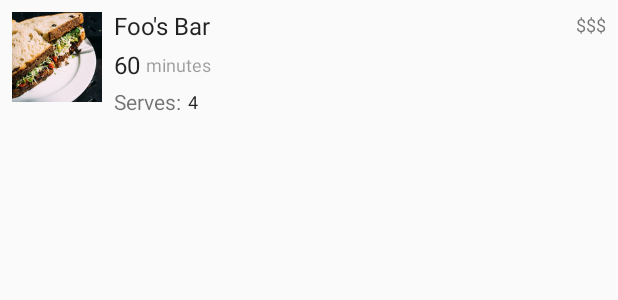
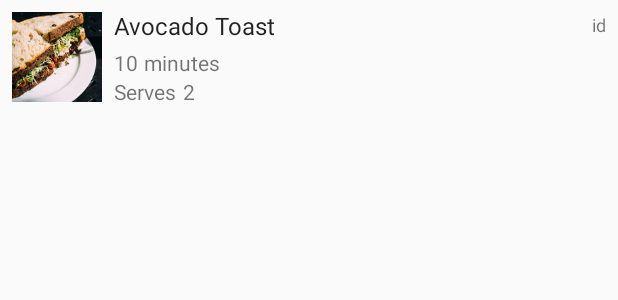
Before and after one commit to paulentine/LookMaCapstone, an Android app: the layout item_recipe.xml on its own in the app's theme, with its tools: preview values and no code run, on a phone screen of 412 x 824 dp. Shown: the top 300 px of the screen. Run offline under Robolectric (Android 15) with nearby library versions, the phone set to English and light mode, and no system bars.

Commit message:
Better Layouts

```diff
--- a/app/src/main/res/layout/activity_main.xml
+++ b/app/src/main/res/layout/activity_main.xml
@@ -155,6 +155,8 @@
         android:id="@+id/button_add_recipe"
         android:layout_width="wrap_content"
         android:layout_height="wrap_content"
+        android:layout_alignParentRight="true"
+        android:layout_alignParentBottom="true"
         android:clickable="true"
         android:src="@android:drawable/ic_input_add" />
 
--- a/app/src/main/res/layout/item_recipe.xml
+++ b/app/src/main/res/layout/item_recipe.xml
@@ -6,19 +6,6 @@
     android:background="?attr/selectableItemBackground"
     android:orientation="vertical"
     android:padding="8dp">
-
-    <TextView
-        android:id="@+id/recipe_item_helpertext_mins"
-        style="@style/AppTheme.Caption"
-        android:layout_width="wrap_content"
-        android:layout_height="wrap_content"
-        android:layout_alignTop="@+id/recipe_item_ready_in_mins"
-        android:layout_alignBottom="@+id/recipe_item_ready_in_mins"
-        android:layout_marginLeft="4dp"
-        android:layout_toRightOf="@+id/recipe_item_ready_in_mins"
-        android:gravity="center_vertical"
-        android:text="minutes"
-        android:textColor="@color/greyDisabled" />
 
     <ImageView
         android:id="@+id/recipe_item_image"
@@ -34,92 +21,60 @@
         android:layout_width="wrap_content"
         android:layout_height="wrap_content"
         android:layout_alignTop="@+id/recipe_item_image"
-        android:layout_marginBottom="4dp"
         android:layout_marginLeft="8dp"
         android:layout_marginTop="-2dp"
+        android:layout_marginBottom="4dp"
         android:layout_toLeftOf="@+id/recipe_item_id"
         android:layout_toRightOf="@+id/recipe_item_image"
         android:ellipsize="end"
         android:maxLines="1"
-        tools:text="Foo's Bar" />
+        tools:text="Avocado Toast" />
 
     <TextView
-        android:id="@+id/recipe_item_ready_in_mins"
-        style="@style/AppTheme.Subheader"
+        android:id="@+id/recipe_item_ready_in_minutes"
+        style="@style/AppTheme.Body1"
         android:layout_width="wrap_content"
         android:layout_height="wrap_content"
+        android:layout_below="@+id/recipe_item_title"
         android:layout_alignLeft="@+id/recipe_item_title"
-        android:layout_below="@+id/recipe_item_title"
-        android:layout_marginBottom="4dp"
-        tools:text="60"/>
-
-    <!--<TextView-->
-    <!--android:id="@+id/recipe_ready_in_minutes"-->
-    <!--style="@style/AppTheme.Subheader"-->
-    <!--android:layout_height="wrap_content"-->
-    <!--android:layout_width="wrap_content"-->
-    <!--android:layout_above="@+id/recipe_servings_helpertext"-->
-    <!--android:layout_alignLeft="@+id/recipe_item_title"-->
-    <!--android:textColor="@android:color/white"-->
-    <!--tools:text="60"/>-->
+        android:textColor="@color/greySecondary"
+        tools:text="10" />
 
     <TextView
         android:id="@+id/recipe_item_helpertext_mins"
-        style="@style/AppTheme.Caption"
+        style="@style/AppTheme.Body1"
+        android:layout_width="wrap_content"
+        android:layout_height="wrap_content"
+        android:layout_alignTop="@+id/recipe_item_ready_in_minutes"
+        android:layout_toRightOf="@+id/recipe_item_ready_in_minutes"
+        android:text="@string/helpertext_mins"
+        tools:text="@string/helpertext_mins"
+        android:layout_marginLeft="4dp"
+        android:textColor="@color/greySecondary"
+        android:visibility="visible" />
+
+    <TextView
+        android:id="@+id/recipe_item_helpertext_servings"
+        style="@style/AppTheme.Body1"
+        android:layout_width="wrap_content"
+        android:layout_height="wrap_content"
+        android:layout_below="@+id/recipe_item_ready_in_minutes"
+        android:layout_alignLeft="@+id/recipe_item_ready_in_minutes"
+        android:text="@string/helpertext_servings"
+        tools:text="@string/helpertext_servings"
+        android:textColor="@color/greySecondary"
+        android:visibility="visible" />
+
+    <TextView
+        android:id="@+id/recipe_item_servings"
+        style="@style/AppTheme.Body1"
         android:layout_width="wrap_content"
         android:layout_height="wrap_content"
         android:layout_alignTop="@+id/recipe_item_helpertext_servings"
-        android:layout_alignBottom="@+id/recipe_item_helpertext_servings"
         android:layout_marginLeft="4dp"
         android:layout_toRightOf="@+id/recipe_item_helpertext_servings"
-        android:gravity="center_vertical"
-        tools:text="4" />
-
-    <!--<TextView-->
-    <!--android:id="@+id/recipe_mins_helpertext"-->
-    <!--style="@style/AppTheme.Subheader"-->
-    <!--android:layout_width="wrap_content"-->
-    <!--android:layout_height="wrap_content"-->
-    <!--android:layout_alignTop="@+id/recipe_ready_in_minutes"-->
-    <!--android:layout_alignBottom="@+id/recipe_ready_in_minutes"-->
-    <!--android:layout_marginLeft="4dp"-->
-    <!--android:layout_toRightOf="@+id/recipe_ready_in_minutes"-->
-    <!--android:gravity="center"-->
-    <!--android:textColor="@android:color/white"-->
-    <!--tools:text="minutes" />-->
-
-    <TextView
-        style="@style/AppTheme.Body1"
-        android:id="@+id/recipe_item_helpertext_servings"
-        android:layout_width="wrap_content"
-        android:layout_height="wrap_content"
-        android:layout_below="@+id/recipe_item_ready_in_mins"
-        android:layout_alignLeft="@+id/recipe_item_title"
-        android:text="Serves:"
-        android:textColor="@color/greySecondary" />
-
-    <!--<TextView-->
-    <!--android:id="@+id/recipe_servings_helpertext"-->
-    <!--style="@style/AppTheme.Subheader"-->
-    <!--android:layout_width="wrap_content"-->
-    <!--android:layout_height="wrap_content"-->
-    <!--android:layout_alignLeft="@+id/recipe_item_title"-->
-    <!--android:layout_alignBottom="@+id/recipe_image"-->
-    <!--android:layout_marginTop="8dp"-->
-    <!--android:layout_marginBottom="8dp"-->
-    <!--android:textColor="@android:color/white"-->
-    <!--tools:text="Serves" />-->
-
-    <!--<TextView-->
-    <!--android:id="@+id/recipe_servings"-->
-    <!--style="@style/AppTheme.Subheader"-->
-    <!--android:layout_width="wrap_content"-->
-    <!--android:layout_height="wrap_content"-->
-    <!--android:layout_below="@+id/recipe_servings_helpertext"-->
-    <!--android:layout_alignTop="@+id/recipe_servings_helpertext"-->
-    <!--android:layout_toRightOf="@+id/recipe_city_divider"-->
-    <!--android:textColor="@color/greySecondary"-->
-    <!--tools:text="6" />-->
+        android:textColor="@color/greySecondary"
+        tools:text="2" />
 
     <TextView
         android:id="@+id/recipe_item_id"
@@ -128,6 +83,6 @@
         android:layout_height="wrap_content"
         android:layout_alignParentRight="true"
         android:textColor="@color/greySecondary"
-        tools:text="$$$" />
+        tools:text="id" />
 
 </RelativeLayout>
--- a/app/src/main/res/values/strings.xml
+++ b/app/src/main/res/values/strings.xml
@@ -1,8 +1,11 @@
 <resources>
-    <string name="app_name">Capstone</string>
+    <string name="app_name">Look Ma</string>
     <string name="value_any_category">All food</string>
     <string name="value_any_city">Anywhere</string>
     <string name="value_any_price">Any price</string>
+
+    <string name="helpertext_mins">minutes</string>
+    <string name="helpertext_servings">Serves</string>
 
     <string name="price_1">$</string>
     <string name="price_2">$$</string>
```
